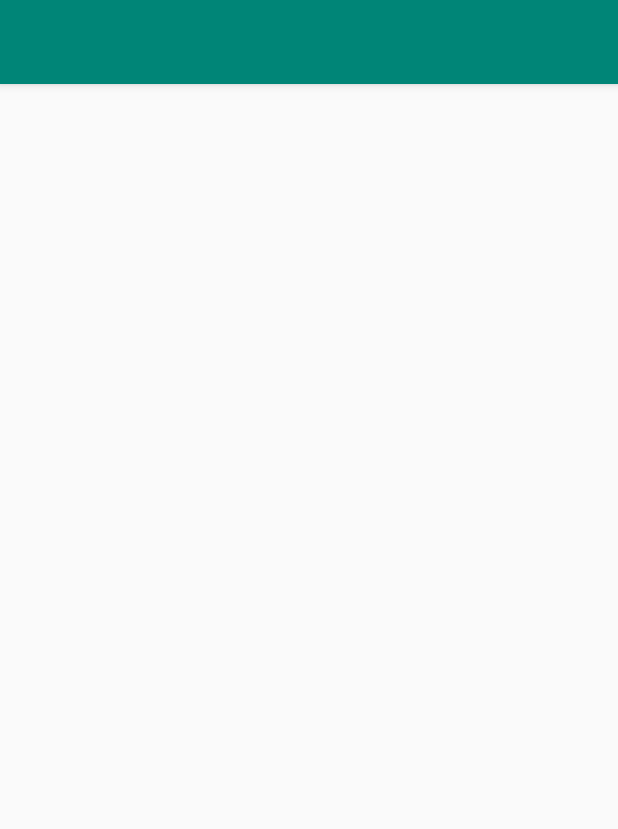
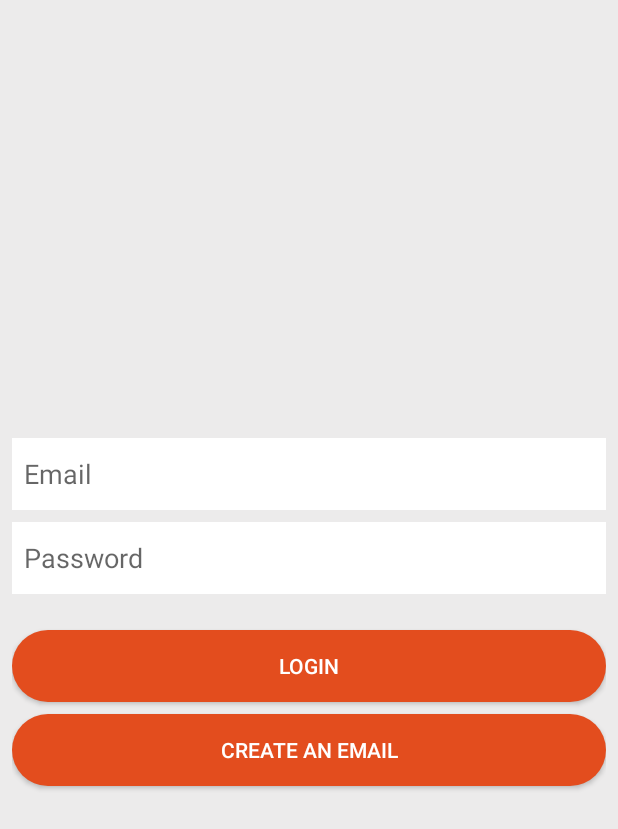
Before and after one commit to Elonsolmostafa1/Shoe-Store-Inventory-App, an Android app: the screen it shows after launch (MainActivity), on a phone screen of 412 x 824 dp. Shown: the top 829 px of the screen. Run offline under Robolectric (Android 15) with nearby library versions, the phone set to English and light mode, and no system bars; our stand-ins replace Timber, data binding, navigation-ui.

Commit message:
Login fragment UI

```diff
--- a/Shoe Store/starter/app/build.gradle
+++ b/Shoe Store/starter/app/build.gradle
@@ -45,6 +45,7 @@ dependencies {
     implementation 'androidx.constraintlayout:constraintlayout:2.0.0-rc1'
     implementation 'androidx.lifecycle:lifecycle-extensions:2.2.0'
     implementation 'com.jakewharton.timber:timber:4.7.1'
+    implementation 'androidx.legacy:legacy-support-v4:1.0.0'
     testImplementation 'junit:junit:4.12'
     androidTestImplementation 'androidx.test.ext:junit:1.1.1'
     androidTestImplementation 'androidx.test.espresso:espresso-core:3.2.0'
--- /dev/null
+++ b/Shoe Store/starter/app/src/main/java/com/udacity/shoestore/LoginFragment.kt
@@ -0,0 +1,27 @@
+package com.udacity.shoestore
+
+import android.os.Bundle
+import androidx.fragment.app.Fragment
+import android.view.LayoutInflater
+import android.view.View
+import android.view.ViewGroup
+import androidx.databinding.DataBindingUtil
+import com.udacity.shoestore.databinding.FragmentLoginBinding
+
+
+class LoginFragment : Fragment() {
+
+    override fun onCreateView(
+        inflater: LayoutInflater, container: ViewGroup?,
+        savedInstanceState: Bundle?
+    ): View? {
+        // Inflate the layout for this fragment
+        val binding: FragmentLoginBinding = DataBindingUtil.inflate(
+            inflater, R.layout.fragment_login,
+            container, false
+        )
+        return binding.root
+    }
+
+
+}
--- a/Shoe Store/starter/app/src/main/java/com/udacity/shoestore/MainActivity.kt
+++ b/Shoe Store/starter/app/src/main/java/com/udacity/shoestore/MainActivity.kt
@@ -2,13 +2,21 @@ package com.udacity.shoestore
 
 import androidx.appcompat.app.AppCompatActivity
 import android.os.Bundle
+import androidx.databinding.DataBindingUtil
+import androidx.navigation.findNavController
+import androidx.navigation.ui.NavigationUI
+import com.udacity.shoestore.databinding.ActivityMainBinding
 import timber.log.Timber
 
 class MainActivity : AppCompatActivity() {
 
     override fun onCreate(savedInstanceState: Bundle?) {
         super.onCreate(savedInstanceState)
-        setContentView(R.layout.activity_main)
+        val binding = DataBindingUtil.setContentView<ActivityMainBinding>(this, R.layout.activity_main)
+      //  val navController = this.findNavController(R.id.myNavHostFragment)
+        //NavigationUI.setupActionBarWithNavController(this, navController)
         Timber.plant(Timber.DebugTree())
     }
+
+
 }
--- /dev/null
+++ b/Shoe Store/starter/app/src/main/res/drawable/rounded_button.xml
@@ -0,0 +1,6 @@
+<?xml version="1.0" encoding="utf-8"?>
+<shape android:shape="rectangle"
+    xmlns:android="http://schemas.android.com/apk/res/android">
+    <corners android:radius="30dp"/>
+    <solid android:color="@color/buttonStartColor"/>
+</shape>
--- a/Shoe Store/starter/app/src/main/res/layout/activity_main.xml
+++ b/Shoe Store/starter/app/src/main/res/layout/activity_main.xml
@@ -1,25 +1,22 @@
 <?xml version="1.0" encoding="utf-8"?>
-<androidx.coordinatorlayout.widget.CoordinatorLayout
-    xmlns:android="http://schemas.android.com/apk/res/android"
+<layout xmlns:android="http://schemas.android.com/apk/res/android"
     xmlns:app="http://schemas.android.com/apk/res-auto"
-    xmlns:tools="http://schemas.android.com/tools"
-    android:layout_width="match_parent"
-    android:layout_height="match_parent"
-    tools:context=".MainActivity">
+    xmlns:tools="http://schemas.android.com/tools">
 
-    <com.google.android.material.appbar.AppBarLayout
-        android:layout_height="wrap_content"
+    <LinearLayout
         android:layout_width="match_parent"
-        android:theme="@style/AppTheme.AppBarOverlay">
+        android:layout_height="match_parent"
+        android:gravity="center"
+        android:orientation="vertical">
 
-        <androidx.appcompat.widget.Toolbar
-            android:id="@+id/toolbar"
+        <fragment
+            android:id="@+id/nav_host_fragment"
+            android:name="androidx.navigation.fragment.NavHostFragment"
             android:layout_width="match_parent"
-            android:layout_height="?attr/actionBarSize"
-            android:background="?attr/colorPrimary"
-            app:popupTheme="@style/AppTheme.PopupOverlay"/>
+            android:layout_height="match_parent"
+            app:defaultNavHost="true"
+            app:navGraph="@navigation/navigation" />
 
-    </com.google.android.material.appbar.AppBarLayout>
+    </LinearLayout>
 
-
-</androidx.coordinatorlayout.widget.CoordinatorLayout>
+</layout>
--- /dev/null
+++ b/Shoe Store/starter/app/src/main/res/layout/fragment_login.xml
@@ -0,0 +1,51 @@
+<?xml version="1.0" encoding="utf-8"?>
+
+<layout
+    xmlns:android="http://schemas.android.com/apk/res/android"
+    xmlns:app="http://schemas.android.com/apk/res-auto"
+    xmlns:tools="http://schemas.android.com/tools">
+
+    <LinearLayout
+        android:layout_width="match_parent"
+        android:layout_height="match_parent"
+        android:background="@color/lightGray"
+        android:gravity="center"
+        android:orientation="vertical"
+        android:padding="@dimen/small_magrin"
+        tools:context=".LoginFragment">
+
+
+        <EditText
+            android:id="@+id/enter_email"
+            style="@style/login_field"
+            android:hint="@string/emailHint"
+            android:minHeight="48dp" />
+
+        <EditText
+            android:id="@+id/enter_password"
+            style="@style/login_field"
+            android:hint="@string/passwordHint"
+            android:inputType="textPassword"
+            android:minHeight="48dp" />
+
+        <Button
+            android:id="@+id/login_button"
+            android:layout_width="match_parent"
+            android:layout_height="wrap_content"
+            android:layout_marginTop="@dimen/mid_margin"
+            android:layout_marginBottom="@dimen/small_magrin"
+            android:background="@drawable/rounded_button"
+            android:text="@string/Login"
+            android:textColor="@color/white" />
+
+        <Button
+            android:id="@+id/signUp_button"
+            android:layout_width="match_parent"
+            android:layout_height="wrap_content"
+            android:layout_marginBottom="@dimen/small_magrin"
+            android:background="@drawable/rounded_button"
+            android:text="@string/SignUp"
+            android:textColor="@color/white" />
+
+    </LinearLayout>
+</layout>
--- /dev/null
+++ b/Shoe Store/starter/app/src/main/res/navigation/navigation.xml
@@ -0,0 +1,10 @@
+<?xml version="1.0" encoding="utf-8"?>
+<navigation xmlns:android="http://schemas.android.com/apk/res/android"
+    xmlns:app="http://schemas.android.com/apk/res-auto"
+    android:id="@+id/navigation"
+    app:startDestination="@id/loginFragment2">
+    <fragment
+        android:id="@+id/loginFragment2"
+        android:name="com.udacity.shoestore.LoginFragment"
+        android:label="LoginFragment" />
+</navigation>
--- a/Shoe Store/starter/app/src/main/res/values/colors.xml
+++ b/Shoe Store/starter/app/src/main/res/values/colors.xml
@@ -3,4 +3,7 @@
     <color name="colorPrimary">#008577</color>
     <color name="colorPrimaryDark">#00574B</color>
     <color name="colorAccent">#D81B60</color>
+    <color name="buttonStartColor">#E34D1E</color>
+    <color name="white">#FFFFFF</color>
+    <color name="lightGray">#ECEBEB</color>
 </resources>
--- /dev/null
+++ b/Shoe Store/starter/app/src/main/res/values/dimens.xml
@@ -0,0 +1,5 @@
+<?xml version="1.0" encoding="utf-8"?>
+<resources>
+    <dimen name="small_magrin">8dp</dimen>
+    <dimen name="mid_margin">16dp</dimen>
+</resources>
--- a/Shoe Store/starter/app/src/main/res/values/strings.xml
+++ b/Shoe Store/starter/app/src/main/res/values/strings.xml
@@ -1,3 +1,9 @@
 <resources>
     <string name="app_name">ShoeStore</string>
+    <!-- TODO: Remove or change this placeholder text -->
+    <string name="hello_blank_fragment">Hello blank fragment</string>
+    <string name="Login">Login</string>
+    <string name="SignUp">Create an email</string>
+    <string name="emailHint">Email</string>
+    <string name="passwordHint">Password</string>
 </resources>
--- a/Shoe Store/starter/app/src/main/res/values/styles.xml
+++ b/Shoe Store/starter/app/src/main/res/values/styles.xml
@@ -16,4 +16,13 @@
 
     <style name="AppTheme.PopupOverlay" parent="ThemeOverlay.AppCompat.Light" />
 
+    <style name="login_field">
+        <item name="android:layout_width">match_parent</item>
+        <item name="android:layout_height">wrap_content</item>
+        <item name="android:layout_marginBottom">@dimen/small_magrin</item>
+        <item name="android:background">@color/white</item>
+        <item name="android:inputType">textEmailAddress</item>
+        <item name="android:padding">@dimen/small_magrin</item>
+    </style>
+
 </resources>
--- a/Shoe Store/starter/build.gradle
+++ b/Shoe Store/starter/build.gradle
@@ -9,11 +9,11 @@ buildscript {
 
     }
     dependencies {
-        classpath 'com.android.tools.build:gradle:4.0.1'
-        classpath "org.jetbrains.kotlin:kotlin-gradle-plugin:$kotlin_version"
+        classpath 'com.android.tools.build:gradle:7.0.3'
+        classpath "org.jetbrains.kotlin:kotlin-gradle-plugin:1.6.0"
         // NOTE: Do not place your application dependencies here; they belong
         // in the individual module build.gradle files
-        classpath "android.arch.navigation:navigation-safe-args-gradle-plugin:1.0.0-rc02"
+        classpath "androidx.navigation:navigation-safe-args-gradle-plugin:2.4.1"
     }
 }
 
```
Also changed, not shown: Shoe Store/starter/gradle/wrapper/gradle-wrapper.properties.
